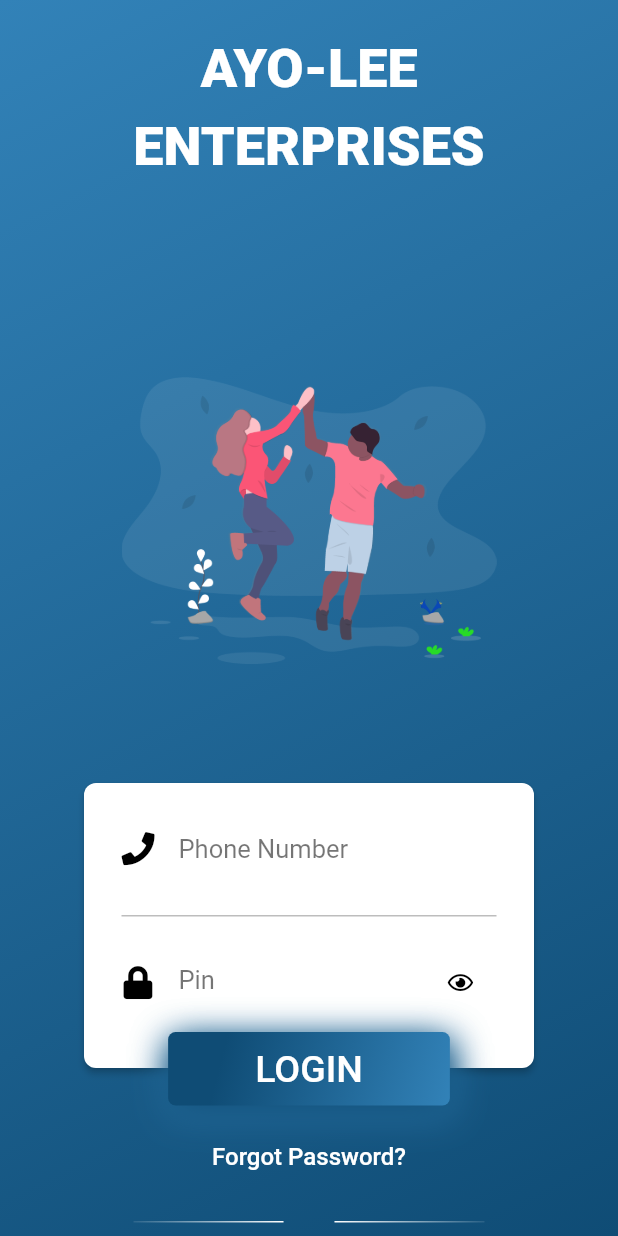
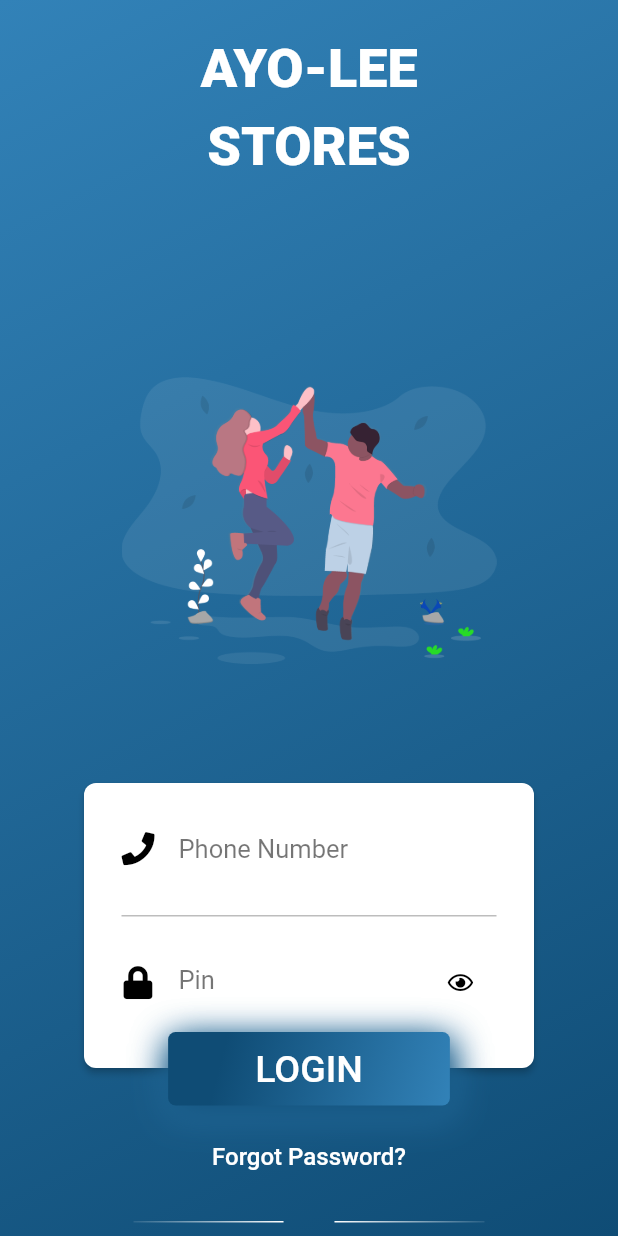
Before and after one commit to farawehassan/ayolee_enterprises, a Flutter app: the screen it shows after launch, on a phone screen of 412 x 824 dp. Run offline on Flutter 3.47's test engine with Material 2 defaults, Android fonts, the phone set to English and light mode, and no system bars; our stand-ins replace dynamic_theme, flutter_money_formatter, flutter_typeahead, fluttertoast, font_awesome_flutter, modal_progress_hud and 3 more; missing offline and left inert: esc_pos_printer, flutter_sparkline, folding_cell; accounts and stored records are empty; project files that could hold a hidden picture were left out.

Commit message:
version2 commit...

```diff
--- a/lib/ui/register/login_screen.dart
+++ b/lib/ui/register/login_screen.dart
@@ -128,7 +128,7 @@ class _LoginScreenState extends State<LoginScreen> with SingleTickerProviderStat
                       Container(
                         padding: EdgeInsets.all(5.0),
                         child: Text(
-                          'ENTERPRISES',
+                          'STORES',
                           style: TextStyle(
                             color: Colors.white,
                             fontSize: 36.0,
```
